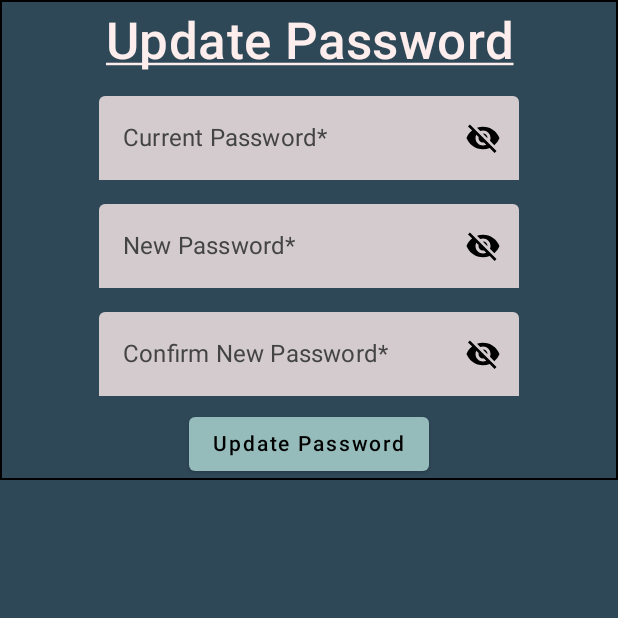
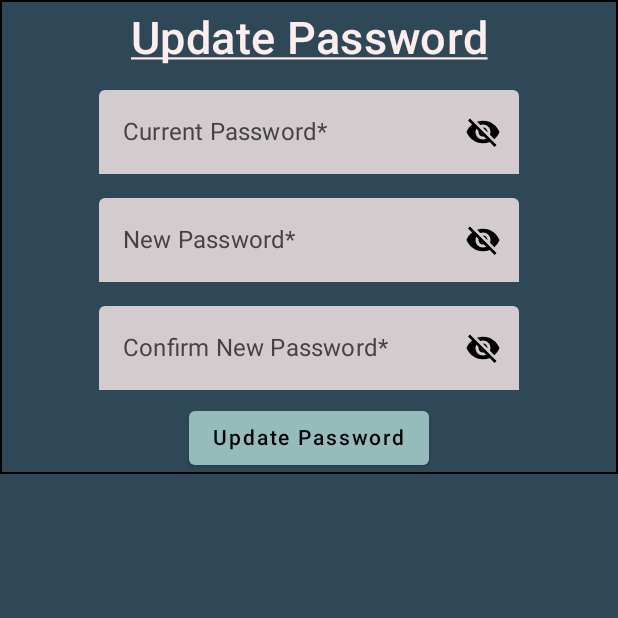
Before and after one commit to JosueMolinaMorales/password-manager-app, an Android app built with Jetpack Compose: the composable ChangePasswordView shown on its own in the app's theme, on a phone screen of 412 x 824 dp, the top half of it. Run offline under Robolectric (Android 15) with nearby library versions, the phone set to English and light mode, and no system bars; our stand-ins replace Room's generated code.

Commit message:
Leftover changes for updating info

```diff
--- a/app/src/main/java/com/example/password_manager_app/ui/app/profile/components/EditUserInfolView.kt
+++ b/app/src/main/java/com/example/password_manager_app/ui/app/profile/components/EditUserInfolView.kt
@@ -18,6 +18,7 @@ import androidx.compose.ui.text.input.ImeAction
 import androidx.compose.ui.text.style.TextAlign
 import androidx.compose.ui.text.style.TextDecoration
 import androidx.compose.ui.unit.dp
+import androidx.compose.ui.unit.sp
 import androidx.compose.ui.zIndex
 import androidx.lifecycle.viewmodel.compose.viewModel
 import com.example.password_manager_app.data.User
@@ -67,6 +68,7 @@ fun ChangePasswordView(editUserViewModel: EditUserInfoViewModel, onEditChange: (
         Text(
             text = "Update Password",
             style = MaterialTheme.typography.h4,
+            fontSize = 30.sp,
             color = LavenderBlush,
             fontWeight = FontWeight.Medium,
             textDecoration = TextDecoration.Underline,
```
